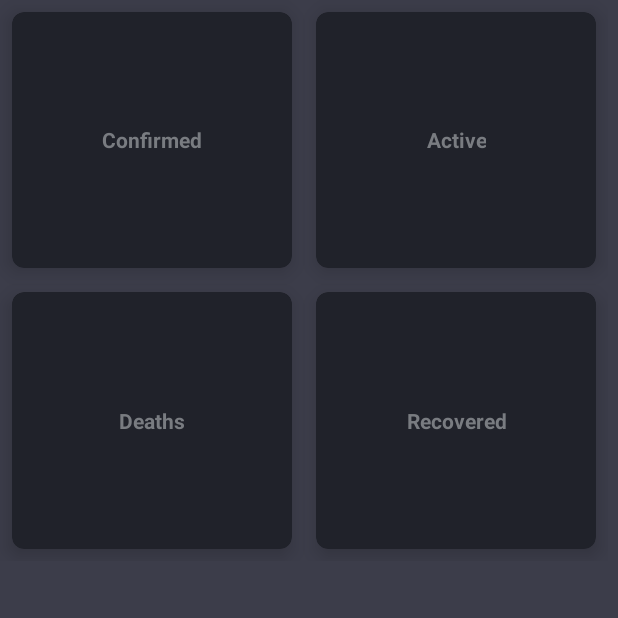
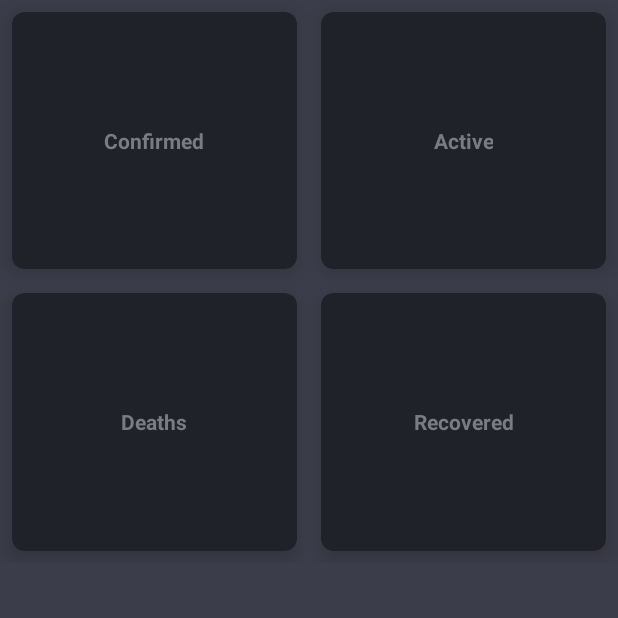
Before and after one commit to SunnyTamang/CovidTracker, an Android app: the SecondFrag screen opened through its navigation route, on a phone screen of 412 x 824 dp, the top half of it. Run offline under Robolectric (Android 15) with nearby library versions, the phone set to English and light mode, and no system bars.

Commit message:
Linear commit

```diff
--- a/app/src/main/java/com/example/covidtracker/FirstFrag.java
+++ b/app/src/main/java/com/example/covidtracker/FirstFrag.java
@@ -1,5 +1,5 @@
 package com.example.covidtracker;
-import android.text.format.DateFormat;
+
 import android.os.Bundle;
 
 import androidx.fragment.app.Fragment;
@@ -12,7 +12,7 @@ import android.view.ViewGroup;
 import android.widget.Button;
 import android.widget.TextView;
 
-//import java.text.DateFormat;
+import java.text.DateFormat;
 import java.text.SimpleDateFormat;
 import java.util.Calendar;
 import java.util.Date;
@@ -52,19 +52,19 @@ public class FirstFrag extends Fragment {
 
 
 
-        Date date = new Date();
-        String dayOfTheWeek = (String) DateFormat.format("EEEE", date); // Thursday
-        String day          = (String) DateFormat.format("dd",   date); // 20
-        String monthString  = (String) DateFormat.format("MMMM",  date); // Jun
-        //textView.setText(dayOfTheWeek);
-        textView.setText(dayOfTheWeek + ", " + day + "\n" + monthString);
+//                Date date = new Date();
+//        String dayOfTheWeek = (String) DateFormat.format("EEEE", date); // Thursday
+//        String day          = (String) DateFormat.format("dd",   date); // 20
+//        String monthString  = (String) DateFormat.format("MMMM",  date); // Jun
+//        TextView textView=view.findViewById(R.id.datetext);
+//        textView.setText(dayOfTheWeek + ", " + day + "\n" + monthString);
 
-//        Date c = Calendar.getInstance().getTime();
-//        System.out.println("Current time => " + c);
-//        SimpleDateFormat df = new SimpleDateFormat("dd-MMM-yyyy", Locale.getDefault());
-//        String formattedDate = df.format(c);
-//
-//        textView.setText(formattedDate);
+        Date c = Calendar.getInstance().getTime();
+        System.out.println("Current time => " + c);
+        SimpleDateFormat df = new SimpleDateFormat("dd-MMM-yyyy", Locale.getDefault());
+        String formattedDate = df.format(c);
+
+        textView.setText(formattedDate);
         return view;
     }
 
--- a/app/src/main/res/layout/fragment_second.xml
+++ b/app/src/main/res/layout/fragment_second.xml
@@ -6,15 +6,13 @@
     xmlns:app="http://schemas.android.com/apk/res-auto"
     tools:context=".SecondFrag">
 
-    <!-- TODO: Update blank fragment layout -->
 
     <GridLayout
-        android:layout_width="405dp"
-        android:layout_height="374dp"
+        android:layout_width="match_parent"
+        android:layout_height="375dp"
         android:layout_below="@+id/datetext"
         android:columnCount="2"
         android:rowCount="2"
-
         tools:ignore="MissingConstraints">
 
         <androidx.cardview.widget.CardView
```
